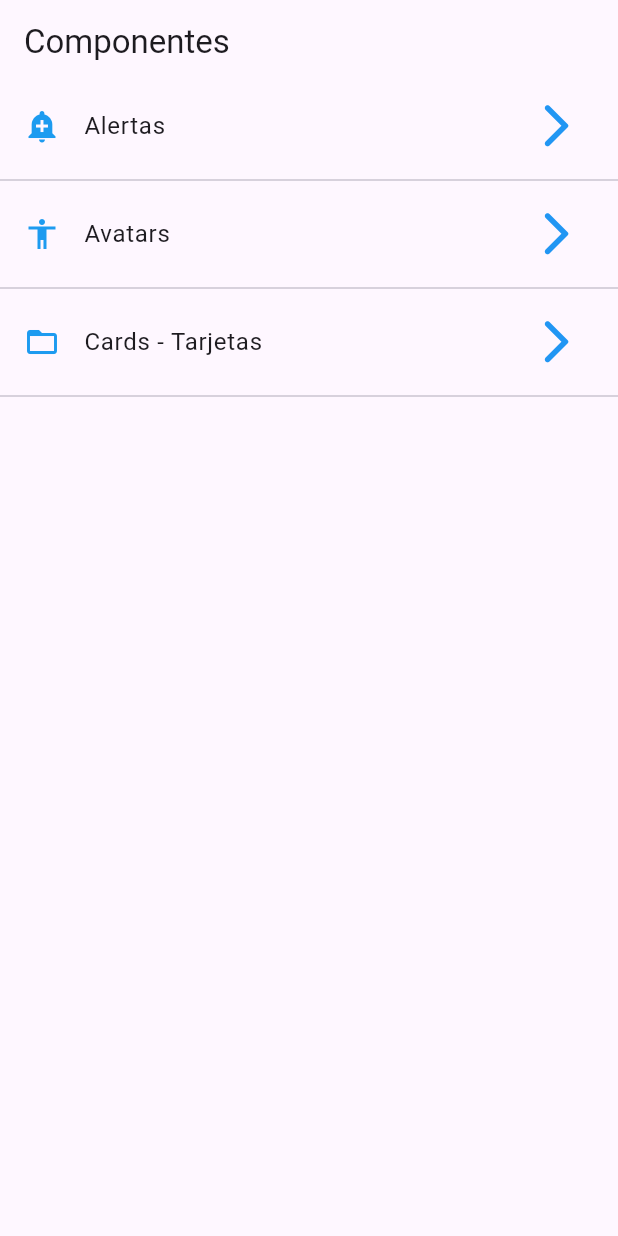
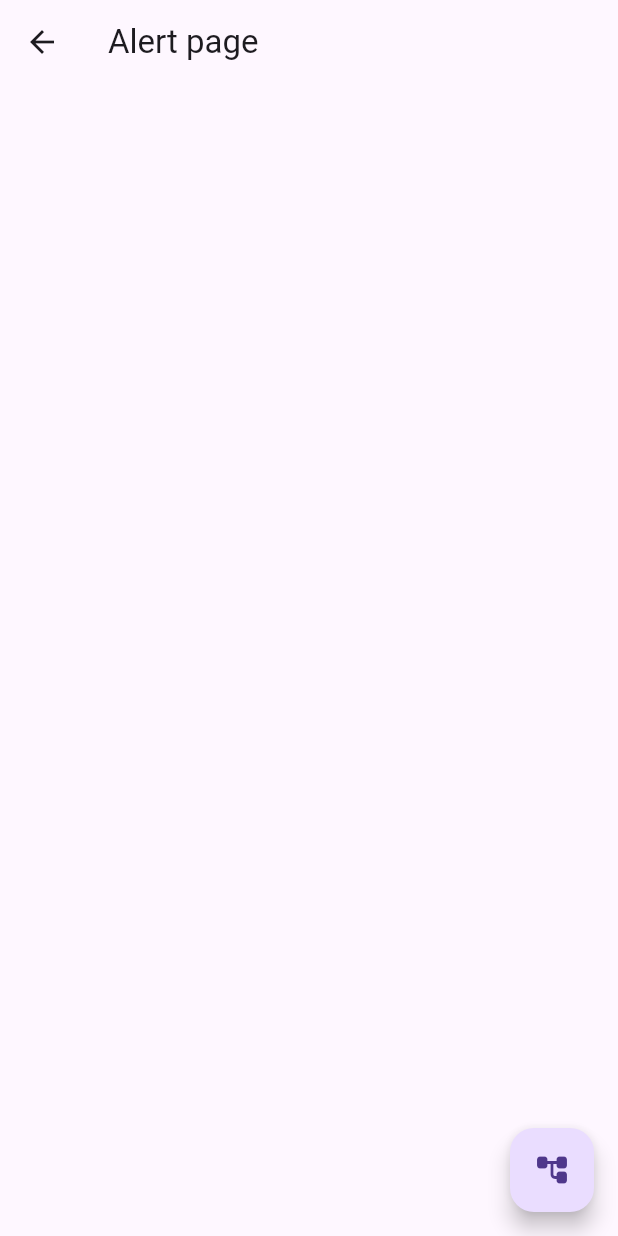
Before and after one commit to FernadoCuatro/Flutter, a Flutter app: the screen it shows after launch, after a tap on "Alertas", on a phone screen of 412 x 824 dp. Run offline on Flutter 3.47's test engine with Material 3 defaults, Android fonts, the phone set to English and light mode, and no system bars.

Commit message:
Navegar a una nueva pantalla

```diff
--- /dev/null
+++ b/componentes/lib/src/pages/alert_page.dart
@@ -0,0 +1,22 @@
+// ignore_for_file: prefer_const_constructors
+
+import 'package:flutter/material.dart';
+
+class AlertPage extends StatelessWidget {
+  @override
+  Widget build(BuildContext context) {
+    return Scaffold(
+      appBar: AppBar(
+        title: Text('Alert page'),
+      ),
+
+      // Boton de la esquina
+      floatingActionButton: FloatingActionButton(
+        child: Icon( Icons.account_tree_rounded ),
+        onPressed: () {
+          Navigator.pop( context );
+        },
+      ),
+    );
+  }
+}
--- a/componentes/lib/src/pages/home_page.dart
+++ b/componentes/lib/src/pages/home_page.dart
@@ -1,5 +1,6 @@
 // ignore_for_file: prefer_const_constructors, use_key_in_widget_constructors, avoid_print, prefer_const_literals_to_create_immutables
 
+import 'package:componentes/src/pages/alert_page.dart';
 import 'package:flutter/material.dart';
 import 'package:componentes/src/providers/menu_provider.dart';
 import 'package:componentes/src/utils/icono_string_util.dart';
@@ -48,7 +49,7 @@ class HomePage extends StatelessWidget {
       builder: ( BuildContext context, AsyncSnapshot< List<dynamic> > snapshot ) {
 
         return ListView (
-          children: _listarItems( snapshot.data ),
+          children: _listarItems( snapshot.data, context ),
         );
 
       },
@@ -57,7 +58,7 @@ class HomePage extends StatelessWidget {
   }
 
   // Necesitamos que retorne una lista de Widget
-  List<Widget> _listarItems( data ) { // List<dynamic> data
+  List<Widget> _listarItems( data, context ) { // List<dynamic> data
     // dibujamos la lista con los datos que estamos trayendo en la data
     final List<Widget> opciones = [];
 
@@ -68,7 +69,14 @@ class HomePage extends StatelessWidget {
         title: Text( opcion['texto'] ),
         trailing: Icon( Icons.arrow_forward_ios_rounded, color: Colors.blue, size: 35 ),
         onTap: () {
+          // La forma tradicional
+          // Requiere un context y un route
+          // context = es la que sabe que pagina esta encima sabe la informacion donde esta y para donde ira
 
+          // la route, la ruta navegacion normal
+          final route = MaterialPageRoute( builder: (context ) { return AlertPage(); } );
+
+          Navigator.push( context, route);
         },
       );
 
```
Also changed, not shown: componentes/lib/src/pages/avatar_page.dart (added, +14 -0 lines).
